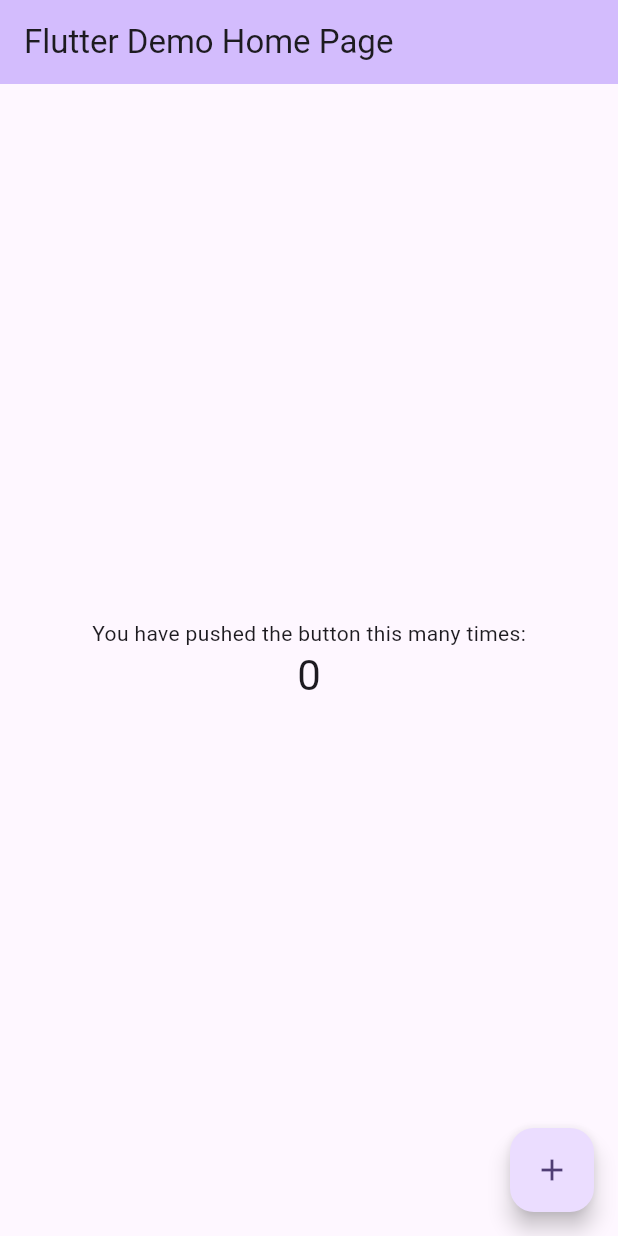
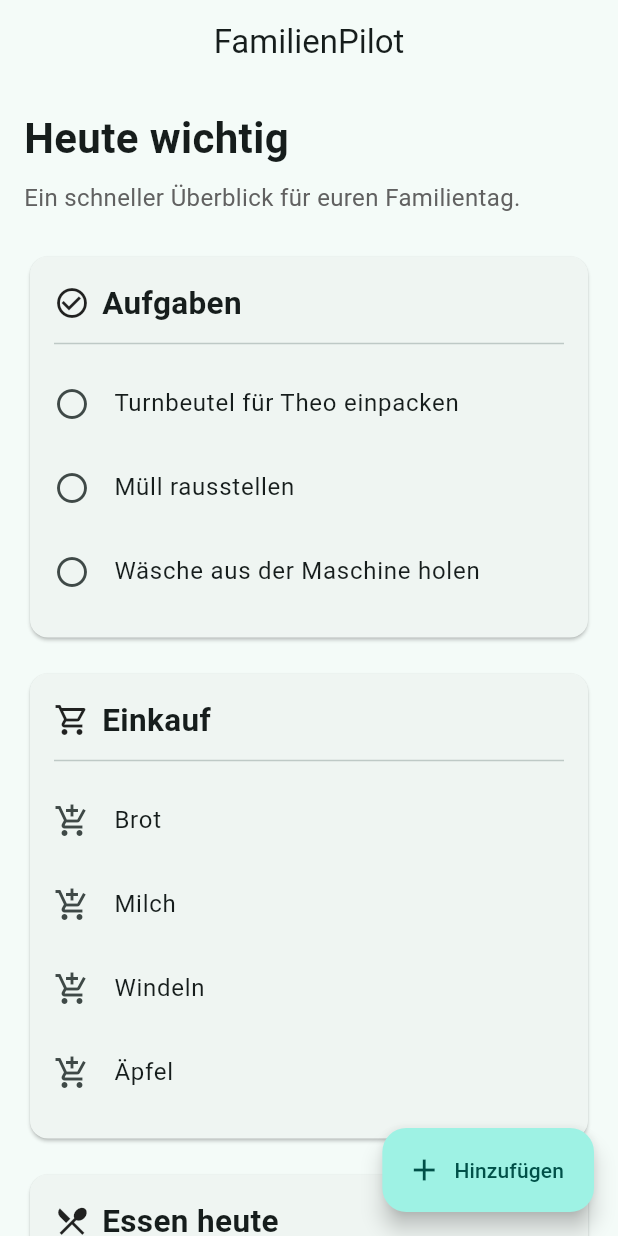
Before and after one commit to svenschult/familienpilot-app, a Flutter app: the screen it shows after launch, on a phone screen of 412 x 824 dp. Run offline on Flutter 3.47's test engine with Material 3 defaults, Android fonts, the phone set to English and light mode, and no system bars.

Commit message:
Create first FamilienPilot home screen

```diff
--- a/lib/main.dart
+++ b/lib/main.dart
@@ -1,122 +1,164 @@
 import 'package:flutter/material.dart';
 
 void main() {
-  runApp(const MyApp());
+  runApp(const FamilienPilotApp());
 }
 
-class MyApp extends StatelessWidget {
-  const MyApp({super.key});
+class FamilienPilotApp extends StatelessWidget {
+  const FamilienPilotApp({super.key});
 
-  // This widget is the root of your application.
   @override
   Widget build(BuildContext context) {
     return MaterialApp(
-      title: 'Flutter Demo',
+      title: 'FamilienPilot',
+      debugShowCheckedModeBanner: false,
       theme: ThemeData(
-        // This is the theme of your application.
-        //
-        // TRY THIS: Try running your application with "flutter run". You'll see
-        // the application has a purple toolbar. Then, without quitting the app,
-        // try changing the seedColor in the colorScheme below to Colors.green
-        // and then invoke "hot reload" (save your changes or press the "hot
-        // reload" button in a Flutter-supported IDE, or press "r" if you used
-        // the command line to start the app).
-        //
-        // Notice that the counter didn't reset back to zero; the application
-        // state is not lost during the reload. To reset the state, use hot
-        // restart instead.
-        //
-        // This works for code too, not just values: Most code changes can be
-        // tested with just a hot reload.
-        colorScheme: .fromSeed(seedColor: Colors.deepPurple),
+        colorScheme: ColorScheme.fromSeed(
+          seedColor: Colors.teal,
+        ),
+        useMaterial3: true,
       ),
-      home: const MyHomePage(title: 'Flutter Demo Home Page'),
+      home: const HomeScreen(),
     );
   }
 }
 
-class MyHomePage extends StatefulWidget {
-  const MyHomePage({super.key, required this.title});
+class HomeScreen extends StatelessWidget {
+  const HomeScreen({super.key});
 
-  // This widget is the home page of your application. It is stateful, meaning
-  // that it has a State object (defined below) that contains fields that affect
-  // how it looks.
+  final List<String> tasks = const [
+    'Turnbeutel für Theo einpacken',
+    'Müll rausstellen',
+    'Wäsche aus der Maschine holen',
+  ];
 
-  // This class is the configuration for the state. It holds the values (in this
-  // case the title) provided by the parent (in this case the App widget) and
-  // used by the build method of the State. Fields in a Widget subclass are
-  // always marked "final".
-
-  final String title;
-
-  @override
-  State<MyHomePage> createState() => _MyHomePageState();
-}
-
-class _MyHomePageState extends State<MyHomePage> {
-  int _counter = 0;
-
-  void _incrementCounter() {
-    setState(() {
-      // This call to setState tells the Flutter framework that something has
-      // changed in this State, which causes it to rerun the build method below
-      // so that the display can reflect the updated values. If we changed
-      // _counter without calling setState(), then the build method would not be
-      // called again, and so nothing would appear to happen.
-      _counter++;
-    });
-  }
+  final List<String> shoppingItems = const [
+    'Brot',
+    'Milch',
+    'Windeln',
+    'Äpfel',
+  ];
 
   @override
   Widget build(BuildContext context) {
-    // This method is rerun every time setState is called, for instance as done
-    // by the _incrementCounter method above.
-    //
-    // The Flutter framework has been optimized to make rerunning build methods
-    // fast, so that you can just rebuild anything that needs updating rather
-    // than having to individually change instances of widgets.
     return Scaffold(
       appBar: AppBar(
-        // TRY THIS: Try changing the color here to a specific color (to
-        // Colors.amber, perhaps?) and trigger a hot reload to see the AppBar
-        // change color while the other colors stay the same.
-        backgroundColor: Theme.of(context).colorScheme.inversePrimary,
-        // Here we take the value from the MyHomePage object that was created by
-        // the App.build method, and use it to set our appbar title.
-        title: Text(widget.title),
+        title: const Text('FamilienPilot'),
+        centerTitle: true,
       ),
-      body: Center(
-        // Center is a layout widget. It takes a single child and positions it
-        // in the middle of the parent.
-        child: Column(
-          // Column is also a layout widget. It takes a list of children and
-          // arranges them vertically. By default, it sizes itself to fit its
-          // children horizontally, and tries to be as tall as its parent.
-          //
-          // Column has various properties to control how it sizes itself and
-          // how it positions its children. Here we use mainAxisAlignment to
-          // center the children vertically; the main axis here is the vertical
-          // axis because Columns are vertical (the cross axis would be
-          // horizontal).
-          //
-          // TRY THIS: Invoke "debug painting" (choose the "Toggle Debug Paint"
-          // action in the IDE, or press "p" in the console), to see the
-          // wireframe for each widget.
-          mainAxisAlignment: .center,
-          children: [
-            const Text('You have pushed the button this many times:'),
-            Text(
-              '$_counter',
-              style: Theme.of(context).textTheme.headlineMedium,
+      body: ListView(
+        padding: const EdgeInsets.all(16),
+        children: [
+          const Text(
+            'Heute wichtig',
+            style: TextStyle(
+              fontSize: 28,
+              fontWeight: FontWeight.bold,
             ),
-          ],
-        ),
+          ),
+          const SizedBox(height: 8),
+          Text(
+            'Ein schneller Überblick für euren Familientag.',
+            style: TextStyle(
+              fontSize: 16,
+              color: Colors.grey.shade700,
+            ),
+          ),
+          const SizedBox(height: 24),
+
+          InfoCard(
+            title: 'Aufgaben',
+            icon: Icons.check_circle_outline,
+            children: tasks
+                .map(
+                  (task) => ListTile(
+                    contentPadding: EdgeInsets.zero,
+                    leading: const Icon(Icons.circle_outlined),
+                    title: Text(task),
+                  ),
+                )
+                .toList(),
+          ),
+
+          const SizedBox(height: 16),
+
+          InfoCard(
+            title: 'Einkauf',
+            icon: Icons.shopping_cart_outlined,
+            children: shoppingItems
+                .map(
+                  (item) => ListTile(
+                    contentPadding: EdgeInsets.zero,
+                    leading: const Icon(Icons.add_shopping_cart),
+                    title: Text(item),
+                  ),
+                )
+                .toList(),
+          ),
+
+          const SizedBox(height: 16),
+
+          const InfoCard(
+            title: 'Essen heute',
+            icon: Icons.restaurant_menu,
+            children: [
+              ListTile(
+                contentPadding: EdgeInsets.zero,
+                leading: Icon(Icons.dinner_dining),
+                title: Text('Gebratener Reis mit Gemüse'),
+                subtitle: Text('Schnell, günstig und familientauglich'),
+              ),
+            ],
+          ),
+        ],
       ),
-      floatingActionButton: FloatingActionButton(
-        onPressed: _incrementCounter,
-        tooltip: 'Increment',
-        child: const Icon(Icons.add),
+      floatingActionButton: FloatingActionButton.extended(
+        onPressed: () {},
+        icon: const Icon(Icons.add),
+        label: const Text('Hinzufügen'),
       ),
     );
   }
 }
+
+class InfoCard extends StatelessWidget {
+  final String title;
+  final IconData icon;
+  final List<Widget> children;
+
+  const InfoCard({
+    super.key,
+    required this.title,
+    required this.icon,
+    required this.children,
+  });
+
+  @override
+  Widget build(BuildContext context) {
+    return Card(
+      elevation: 1,
+      child: Padding(
+        padding: const EdgeInsets.all(16),
+        child: Column(
+          children: [
+            Row(
+              children: [
+                Icon(icon),
+                const SizedBox(width: 8),
+                Text(
+                  title,
+                  style: const TextStyle(
+                    fontSize: 21,
+                    fontWeight: FontWeight.bold,
+                  ),
+                ),
+              ],
+            ),
+            const Divider(height: 24),
+            ...children,
+          ],
+        ),
+      ),
+    );
+  }
+}
```
